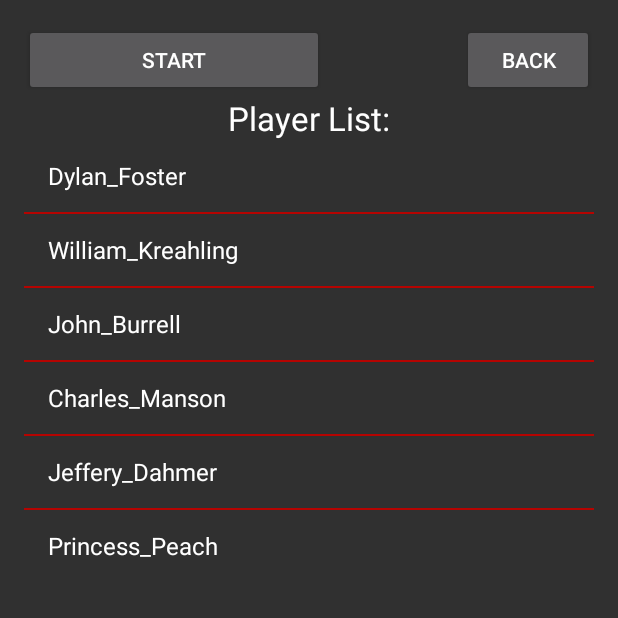
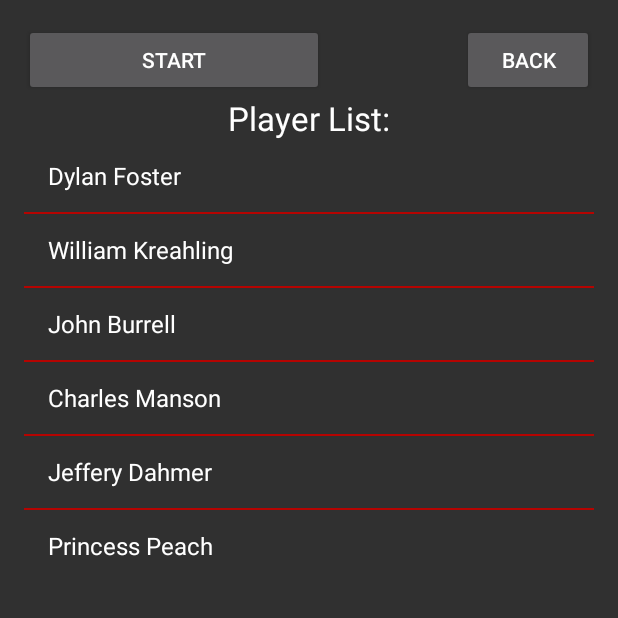
Before and after one commit to dwfoster1/Manhunt_V2, an Android app: the StartScreen screen opened directly, with no data from a screen before it, on a phone screen of 412 x 824 dp, the top half of it. Run offline under Robolectric (Android 15) with nearby library versions, the phone set to English and light mode, and no system bars.

Commit message:
Deleted the underscore between first and last name

```diff
--- a/app/src/main/java/com/example/dylan/manhunt/StartScreen.java
+++ b/app/src/main/java/com/example/dylan/manhunt/StartScreen.java
@@ -29,12 +29,12 @@ public class StartScreen extends Activity {
         // Instanciating an array list (you don't need to do this,
         // you already have yours).
         List<String> your_array_list = new ArrayList<String>();
-        your_array_list.add("Dylan_Foster");
-        your_array_list.add("William_Kreahling");
-        your_array_list.add("John_Burrell");
-        your_array_list.add("Charles_Manson");
-        your_array_list.add("Jeffery_Dahmer");
-        your_array_list.add("Princess_Peach");
+        your_array_list.add("Dylan Foster");
+        your_array_list.add("William Kreahling");
+        your_array_list.add("John Burrell");
+        your_array_list.add("Charles Manson");
+        your_array_list.add("Jeffery Dahmer");
+        your_array_list.add("Princess Peach");
 
         // This is the array adapter, it takes the context of the activity as a
         // first parameter, the type of list view as a second parameter and your
```
